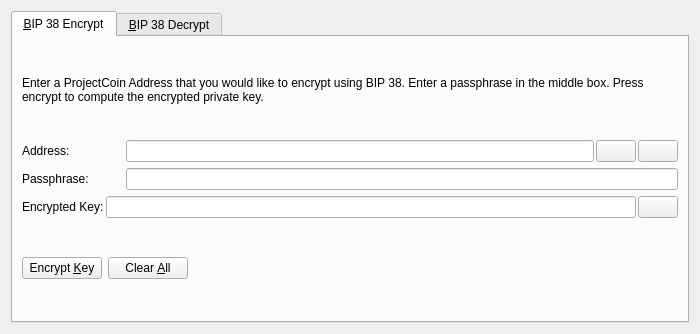
Before: the Qt Designer form src/qt/forms/bip38tooldialog.ui in nscoins/nscoincore, drawn with Qt 5.
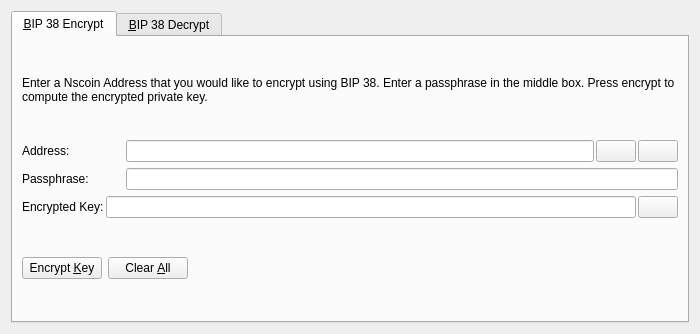
After: the same form once the commit is applied. The open tabs and pages were chosen to show the change. Icons and pictures are not drawn. Custom widgets are drawn as their Qt base class.

Patch:
```diff
--- a/src/qt/forms/bip38tooldialog.ui
+++ b/src/qt/forms/bip38tooldialog.ui
@@ -30,7 +30,7 @@
        <item>
         <widget class="QLabel" name="infoLabel_ENC">
          <property name="text">
-          <string>Enter a ProjectCoin Address that you would like to encrypt using BIP 38. Enter a passphrase in the middle box. Press encrypt to compute the encrypted private key.</string>
+          <string>Enter a Nscoin Address that you would like to encrypt using BIP 38. Enter a passphrase in the middle box. Press encrypt to compute the encrypted private key.</string>
          </property>
          <property name="textFormat">
           <enum>Qt::PlainText</enum>
```
Left out of the diff: 24 changed lines with no effect on the pictures.
